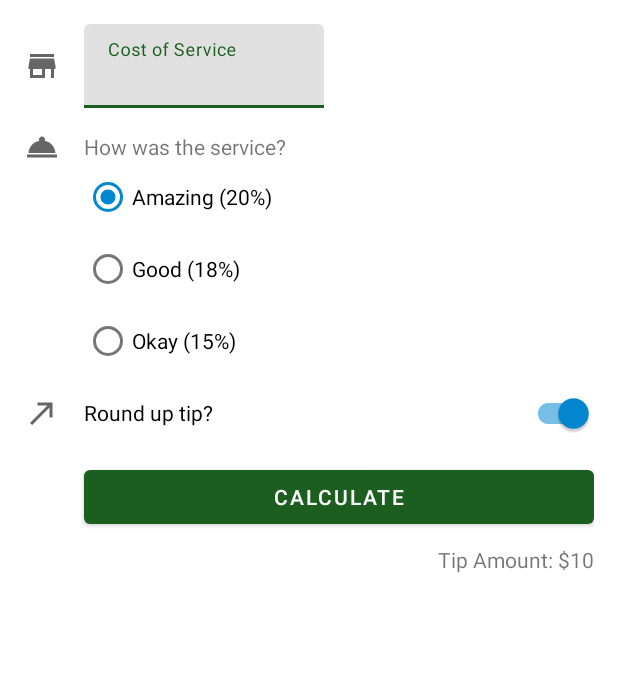
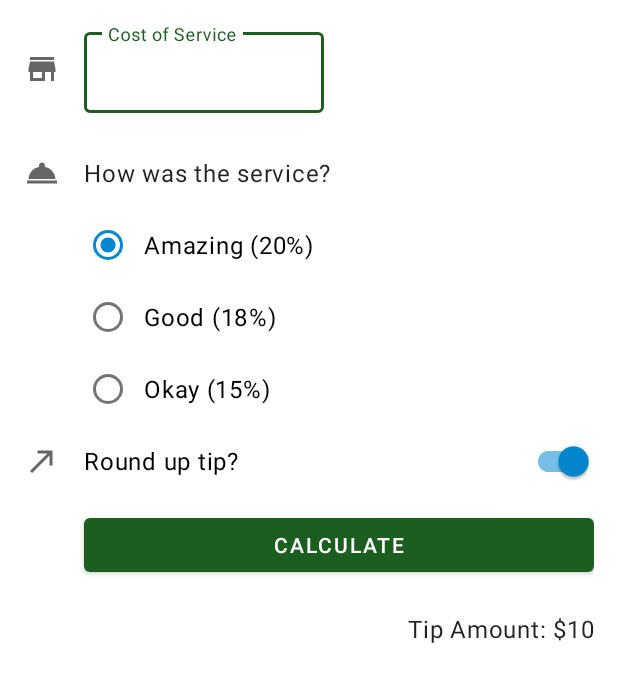
Before and after one commit to dijoncavalcante/tip-time, an Android app: the layout activity_main.xml on its own in the app's theme, with its tools: preview values and no code run, on a phone screen of 412 x 824 dp. Shown: the top 682 px of the screen. Run offline under Robolectric (Android 15) with nearby library versions, the phone set to English and light mode, and no system bars.

Commit message:
chore: Add styles and themes

```diff
--- a/app/src/main/res/layout/activity_main.xml
+++ b/app/src/main/res/layout/activity_main.xml
@@ -12,23 +12,24 @@
         android:layout_width="wrap_content"
         android:layout_height="wrap_content"
         android:importantForAccessibility="no"
-        app:srcCompat="@drawable/ic_store"
+        app:layout_constraintBottom_toBottomOf="@id/cost_of_service"
         app:layout_constraintStart_toStartOf="parent"
         app:layout_constraintTop_toTopOf="@id/cost_of_service"
-        app:layout_constraintBottom_toBottomOf="@id/cost_of_service"/>
+        app:srcCompat="@drawable/ic_store" />
 
     <com.google.android.material.textfield.TextInputLayout
         android:id="@+id/cost_of_service"
         android:layout_width="160dp"
         android:layout_height="wrap_content"
+        android:layout_marginStart="16dp"
         android:hint="@string/cost_of_service"
-        android:layout_marginStart="16dp"
         app:layout_constraintStart_toEndOf="@id/icon_cost_of_service"
         app:layout_constraintTop_toTopOf="parent">
 
 
         <com.google.android.material.textfield.TextInputEditText
             android:id="@+id/cost_of_service_edit_text"
+            style="@style/Widget.MaterialComponents.TextInputLayout.OutlinedBox"
             android:layout_width="match_parent"
             android:layout_height="wrap_content"
             android:inputType="numberDecimal" />
@@ -40,18 +41,19 @@
         android:layout_width="wrap_content"
         android:layout_height="wrap_content"
         android:importantForAccessibility="no"
-        app:srcCompat="@drawable/ic_service"
+        app:layout_constraintBottom_toBottomOf="@id/service_question"
         app:layout_constraintStart_toStartOf="parent"
         app:layout_constraintTop_toTopOf="@id/service_question"
-        app:layout_constraintBottom_toBottomOf="@id/service_question" />
+        app:srcCompat="@drawable/ic_service" />
 
 
     <TextView
         android:id="@+id/service_question"
+        style="@style/Widget.TipTime.TextView"
         android:layout_width="wrap_content"
         android:layout_height="wrap_content"
+        android:layout_marginTop="16dp"
         android:text="@string/how_was_the_service"
-        android:layout_marginTop="16dp"
         app:layout_constraintStart_toStartOf="@id/cost_of_service"
         app:layout_constraintTop_toBottomOf="@id/cost_of_service" />
 
@@ -66,18 +68,21 @@
 
         <RadioButton
             android:id="@+id/option_twenty_percent"
+            style="@style/Widget.TipTime.CompoundButton.RadioButton"
             android:layout_width="wrap_content"
             android:layout_height="wrap_content"
             android:text="@string/amazing_service" />
 
         <RadioButton
             android:id="@+id/option_eighteen_percent"
+            style="@style/Widget.TipTime.CompoundButton.RadioButton"
             android:layout_width="wrap_content"
             android:layout_height="wrap_content"
             android:text="@string/good_service" />
 
         <RadioButton
             android:id="@+id/option_fifteen_percent"
+            style="@style/Widget.TipTime.CompoundButton.RadioButton"
             android:layout_width="wrap_content"
             android:layout_height="wrap_content"
             android:text="@string/ok_service" />
@@ -89,41 +94,42 @@
         android:layout_width="wrap_content"
         android:layout_height="wrap_content"
         android:importantForAccessibility="no"
-        app:srcCompat="@drawable/ic_round_up"
+        app:layout_constraintBottom_toBottomOf="@id/round_up_switch"
         app:layout_constraintStart_toStartOf="parent"
         app:layout_constraintTop_toTopOf="@id/round_up_switch"
-        app:layout_constraintBottom_toBottomOf="@id/round_up_switch" />
+        app:srcCompat="@drawable/ic_round_up" />
 
 
     <com.google.android.material.switchmaterial.SwitchMaterial
         android:id="@+id/round_up_switch"
+        style="@style/Widget.TipTime.CompoundButton.Switch"
         android:layout_width="0dp"
         android:layout_height="wrap_content"
+        android:layout_marginStart="16dp"
         android:checked="true"
-        android:layout_marginStart="16dp"
         android:text="@string/round_up_tip"
         app:layout_constraintEnd_toEndOf="parent"
         app:layout_constraintStart_toEndOf="@id/icon_round_up"
-        app:layout_constraintTop_toBottomOf="@id/tip_options"
-        />
+        app:layout_constraintTop_toBottomOf="@id/tip_options" />
 
     <Button
         android:id="@+id/calculate_button"
         android:layout_width="0dp"
         android:layout_height="wrap_content"
+        android:layout_marginTop="8dp"
         android:text="@string/calculate"
-        android:layout_marginTop="8dp"
         app:layout_constraintEnd_toEndOf="parent"
         app:layout_constraintStart_toStartOf="@id/round_up_switch"
         app:layout_constraintTop_toBottomOf="@id/round_up_switch" />
 
     <TextView
         android:id="@+id/tip_result"
+        style="@style/Widget.TipTime.TextView"
         android:layout_width="wrap_content"
         android:layout_height="wrap_content"
-        tools:text="Tip Amount: $10"
         android:layout_marginTop="8dp"
         app:layout_constraintEnd_toEndOf="parent"
-        app:layout_constraintTop_toBottomOf="@id/calculate_button" />
+        app:layout_constraintTop_toBottomOf="@id/calculate_button"
+        tools:text="Tip Amount: $10" />
 
 </androidx.constraintlayout.widget.ConstraintLayout>
--- /dev/null
+++ b/app/src/main/res/values/dimens.xml
@@ -0,0 +1,4 @@
+<?xml version="1.0" encoding="utf-8"?>
+<resources>
+    <dimen name="min_text_height">48dp</dimen>
+</resources>
--- a/app/src/main/res/values/themes.xml
+++ b/app/src/main/res/values/themes.xml
@@ -12,5 +12,26 @@
         <!-- Status bar color. -->
         <item name="android:statusBarColor" tools:targetApi="l">?attr/colorPrimaryVariant</item>
         <!-- Customize your theme here. -->
+        <item name="textInputStyle">@style/Widget.MaterialComponents.TextInputLayout.OutlinedBox</item>
+        <item name="radioButtonStyle">@style/Widget.TipTime.CompoundButton.RadioButton</item>
+        <item name="switchStyle">@style/Widget.TipTime.CompoundButton.Switch</item>
+    </style>
+
+    <style name="Widget.TipTime.TextView" parent="Widget.MaterialComponents.TextView">
+        <item name="android:minHeight">@dimen/min_text_height</item>
+        <item name="android:gravity">center_vertical</item>
+        <item name="android:textAppearance">?attr/textAppearanceBody1</item>
+    </style>
+
+    <style name="Widget.TipTime.CompoundButton.Switch" parent="Widget.MaterialComponents.CompoundButton.Switch">
+        <item name="android:minHeight">48dp</item>
+        <item name="android:gravity">center_vertical</item>
+        <item name="android:textAppearance">?attr/textAppearanceBody1</item>
+    </style>
+
+    <style name="Widget.TipTime.CompoundButton.RadioButton"
+        parent="Widget.MaterialComponents.CompoundButton.RadioButton">
+        <item name="android:paddingStart">8dp</item>
+        <item name="android:textAppearance">?attr/textAppearanceBody1</item>
     </style>
 </resources>
```
